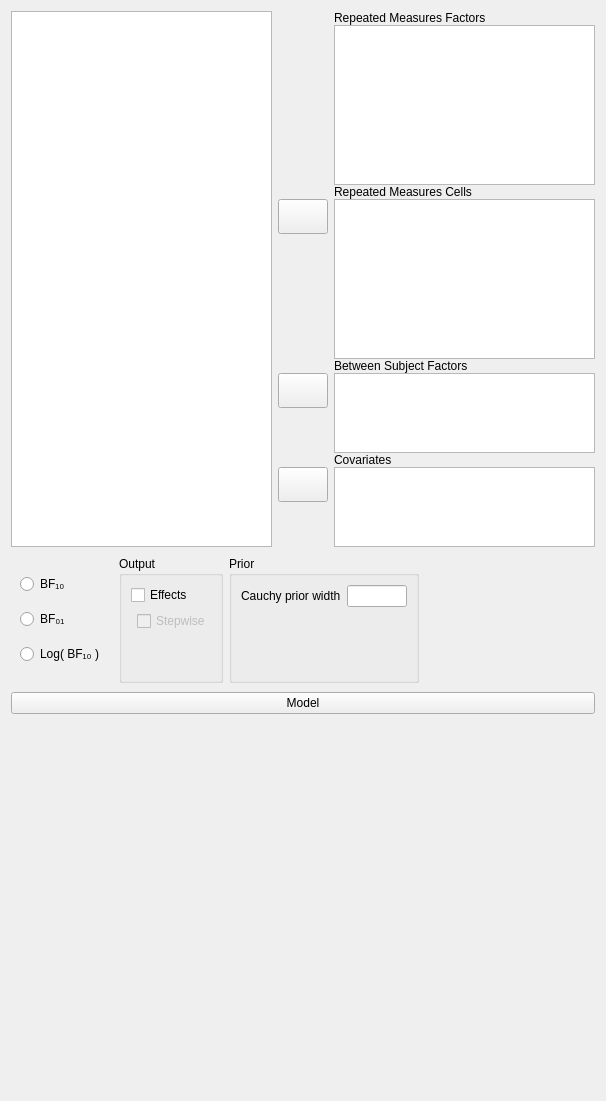
First picture: the form in JASP-Desktop/analysisforms/anovarepeatedmeasuresbayesianform.ui, repository jasp-stats/jasp-desktop, before the edit.
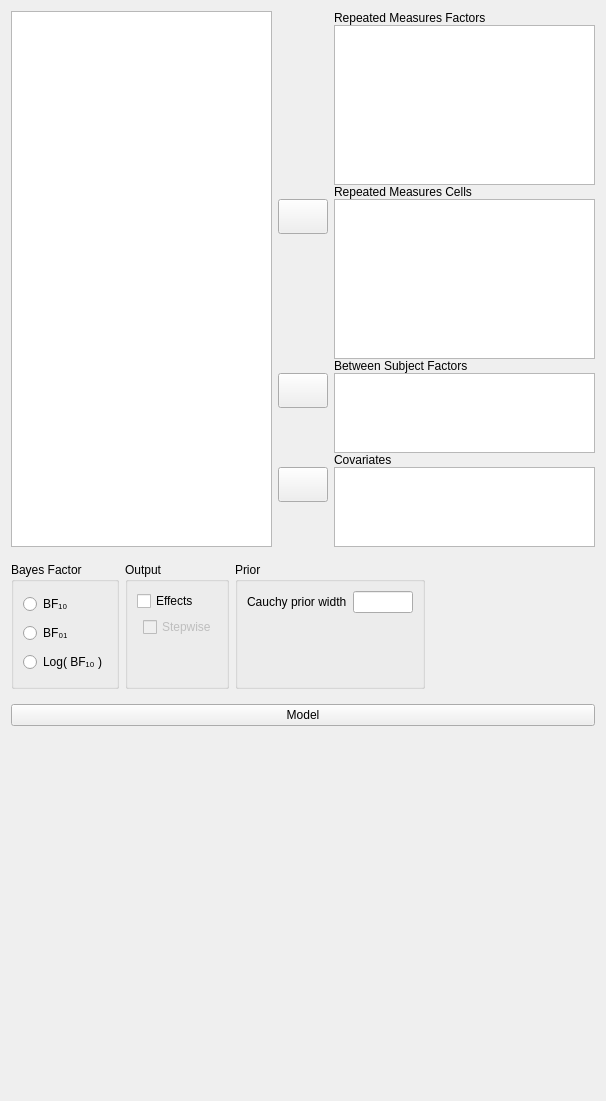
Second picture: the form after the edit. Custom widgets are drawn as their Qt base class.

```diff
--- a/JASP-Desktop/analysisforms/anovarepeatedmeasuresbayesianform.ui
+++ b/JASP-Desktop/analysisforms/anovarepeatedmeasuresbayesianform.ui
@@ -20,9 +20,6 @@
    <string>Form</string>
   </property>
   <layout class="QVBoxLayout" name="verticalLayout">
-   <property name="spacing">
-    <number>0</number>
-   </property>
    <item>
     <widget class="QWidget" name="topWidget" native="true">
      <property name="sizePolicy">
@@ -472,7 +469,7 @@
        </widget>
       </item>
       <item row="0" column="0">
-       <widget class="BoundGroupBox" name="bayesFactorType" native="true">
+       <widget class="BoundGroupBox" name="bayesFactorType">
         <property name="sizePolicy">
          <sizepolicy hsizetype="Preferred" vsizetype="Minimum">
           <horstretch>0</horstretch>
@@ -657,11 +654,6 @@
    <extends>QListView</extends>
    <header>widgets/boundlistview.h</header>
   </customwidget>
-  <customwidget>
-   <class>BoundCheckBox</class>
-   <extends>QCheckBox</extends>
-   <header>widgets/boundcheckbox.h</header>
-  </customwidget>
   <customwidget>
    <class>GroupBox</class>
    <extends>QGroupBox</extends>
@@ -675,7 +667,7 @@
   </customwidget>
   <customwidget>
    <class>BoundGroupBox</class>
-   <extends>QWidget</extends>
+   <extends>QGroupBox</extends>
    <header>widgets/boundgroupbox.h</header>
    <container>1</container>
   </customwidget>
@@ -690,6 +682,11 @@
    <header>widgets/anovamodelwidget.h</header>
    <container>1</container>
   </customwidget>
+  <customwidget>
+   <class>BoundCheckBox</class>
+   <extends>QCheckBox</extends>
+   <header>widgets/boundcheckbox.h</header>
+  </customwidget>
   <customwidget>
    <class>BoundTableView</class>
    <extends>QTableView</extends>
```
Left out of the diff: 4 changed lines with no effect on the pictures.
